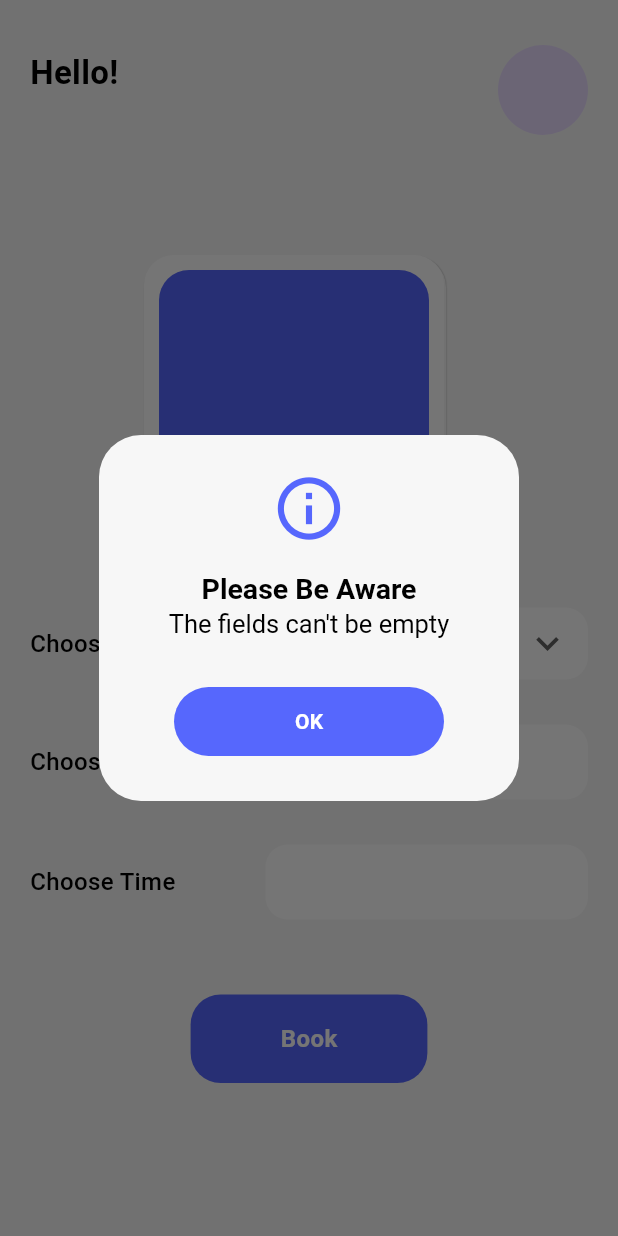
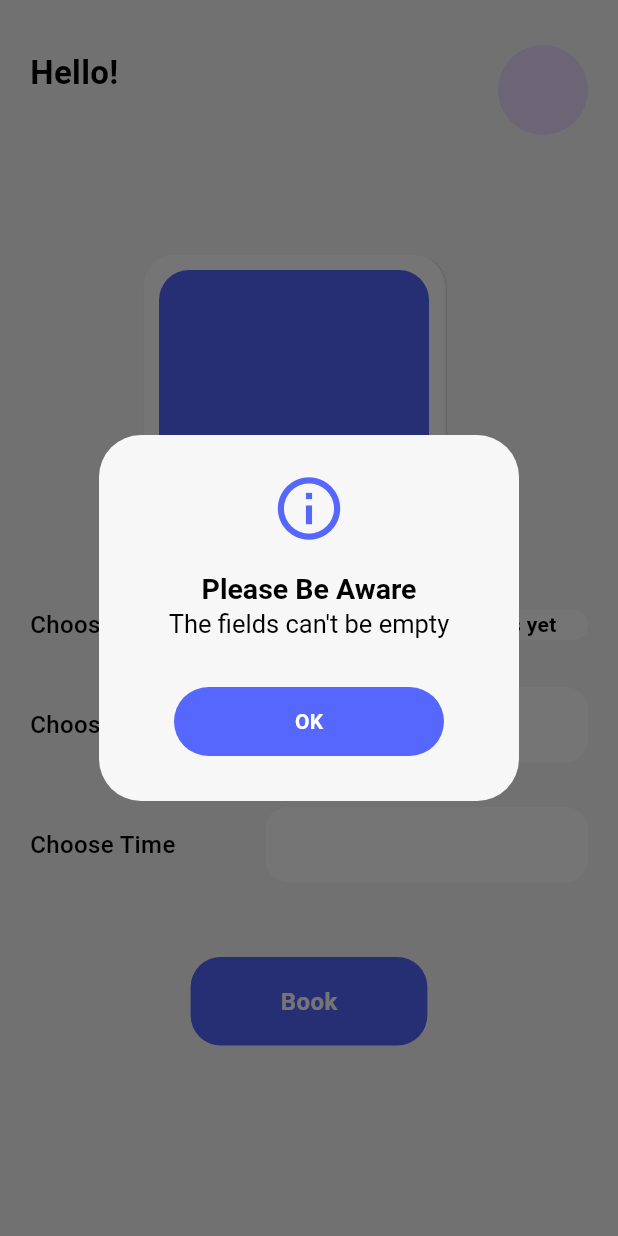
Before and after one commit to danielAdrah/studyMate, a Flutter app: the CourseReservation screen opened directly with empty values, after a tap on "Book", on a phone screen of 412 x 824 dp. Run offline on Flutter 3.47's test engine with Material 3 defaults, Android fonts, the phone set to English and light mode, and no system bars; our stand-ins replace animate_do, cloud_firestore, firebase_auth, firebase_core, flutter_rating_bar, flutter_svg and 3 more; accounts and stored records are empty.

Commit message:
get professors , comments , rate for booked courses

```diff
--- a/lib/view/student_view/course_reservation.dart
+++ b/lib/view/student_view/course_reservation.dart
@@ -82,25 +82,55 @@ class _CourseReservationState extends State<CourseReservation> {
                                 color: TColor.white,
                                 borderRadius: BorderRadius.circular(15)),
                             // width: 100,
-                          child: DropdownButton<String>(
+                            child: StreamBuilder(
+                                stream: storeController.getProfessorStream(),
+                                builder: (context, snapshot) {
+                                  if (snapshot.hasError) {
+                                    return Text(snapshot.error.toString());
+                                  }
+                                  if (snapshot.connectionState ==
+                                      ConnectionState.waiting) {
+                                    return Center(
+                                        child: CircularProgressIndicator(
+                                            color: TColor.primary));
+                                  }
+                                  if (!snapshot.hasData ||
+                                      snapshot.data!.isEmpty) {
+                                    return Center(
+                                      child: Text(
+                                        "There are no profrssors yet",
+                                        style: TextStyle(
+                                            color: Colors.black,
+                                            fontWeight: FontWeight.bold),
+                                      ),
+                                    );
+                                  }
+                                  return DropdownButton<String>(
                                     hint: Obx(() => coursCont
                                             .professorName.value.isEmpty
                                         ? Text(
                                             " ",
                                             style: TextStyle(
-                                        color: TColor.black.withOpacity(0.5)),
+                                                color: TColor.black
+                                                    .withOpacity(0.5)),
                                           )
                                         : Text(coursCont.professorName.value,
-                                    style: TextStyle(color: TColor.black))),
-                            items: professor.map((String service) {
+                                            style: TextStyle(
+                                                color: TColor.black))),
+                                    items: (snapshot.data
+                                            as List<Map<String, dynamic>>)
+                                        .map((Map<String, dynamic> entry) {
                                       return DropdownMenuItem<String>(
-                                value: service,
+                                        value: entry[
+                                            'name'], // Assuming 'name' is the field containing the professor's name
                                         child: Row(
                                           children: [
                                             Text(
-                                      service,
+                                              entry['name'],
                                               style: TextStyle(
-                                          color: TColor.black.withOpacity(0.5)),
+                                                color: TColor.black
+                                                    .withOpacity(0.5),
+                                              ),
                                             ),
                                           ],
                                         ),
@@ -111,7 +141,8 @@ class _CourseReservationState extends State<CourseReservation> {
                                     icon: Icon(Icons.keyboard_arrow_down),
                                     isExpanded: true,
 
-                            padding: EdgeInsets.symmetric(horizontal: 12),
+                                    padding:
+                                        EdgeInsets.symmetric(horizontal: 12),
                                     underline: Text(
                                       "",
                                       style: TextStyle(color: TColor.white),
@@ -122,8 +153,8 @@ class _CourseReservationState extends State<CourseReservation> {
                                         print(coursCont.professorName.value);
                                       }
                                     }, //o Implement your logic here when a selection changes
-                          ),
-                        ),
+                                  );
+                                })),
                       ),
                     ],
                   ),
@@ -200,6 +231,7 @@ class _CourseReservationState extends State<CourseReservation> {
                             coursCont.professorName.value,
                             courseDate.text,
                             courseTime.text,
+                            widget.courseID,
                           );
                           print("done");
                           clearFields();
--- a/lib/view/student_view/explore_view.dart
+++ b/lib/view/student_view/explore_view.dart
@@ -170,7 +170,7 @@ class _ExploreViewState extends State<ExploreView> {
                   delay: Duration(milliseconds: 1000),
                   child: Container(
                     width: double.infinity,
-                    height: 250,
+                    height: 300,
                     decoration: BoxDecoration(
                       boxShadow: [
                         BoxShadow(
--- a/lib/view/student_view/profile_view.dart
+++ b/lib/view/student_view/profile_view.dart
@@ -114,7 +114,7 @@ class _ProfileViewState extends State<ProfileView> {
                     ),
                     Container(
                       width: double.infinity,
-                      height: 350,
+                      height: 400,
                       decoration: BoxDecoration(
                         boxShadow: [
                           BoxShadow(
@@ -170,7 +170,7 @@ class _ProfileViewState extends State<ProfileView> {
                                 onTap: () {}, child: Text("Change Password")),
                             icon: Icons.security,
                           ),
-                          SizedBox(height: 25),
+                          SizedBox(height: 30),
                           // Padding(
                           //   padding:
                           //       const EdgeInsets.symmetric(horizontal: 130),
```
Also changed, not shown: lib/controller/store_controller.dart (+22 -5 lines), lib/view/professor_view/professor_main_nav_bar.dart (+10 -7 lines), lib/view/student_view/booked_course_detail.dart (+16 -4 lines), lib/view/student_view/booked_courses.dart (+11 -1 lines), lib/view/student_view/student_main_nav_bar.dart (+7 -1 lines). Lines whose indentation alone changed are shown as unchanged.
